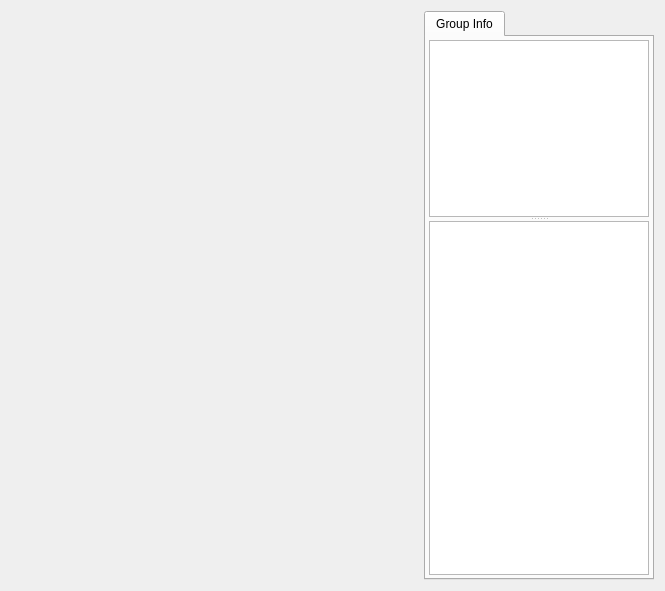
ihehui/messenger, file src/imclient/chatwindow/groupchatwindow.ui: the form before one commit.
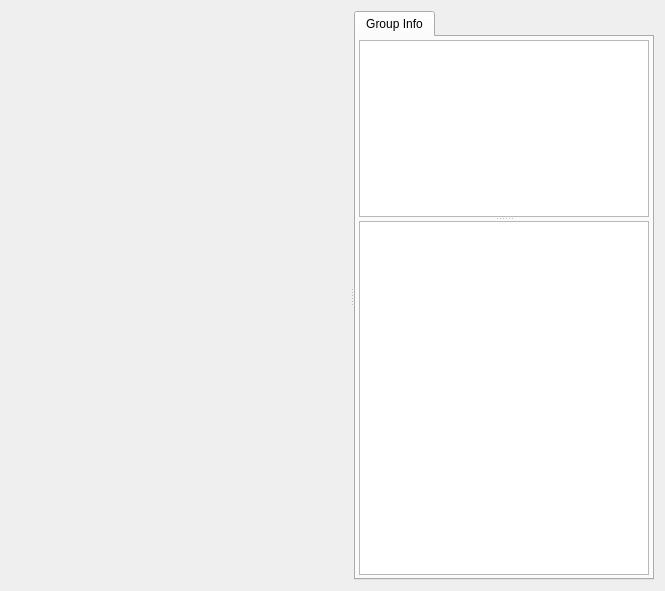
The form after the commit. Custom widgets are drawn as their Qt base class.

```diff
--- a/src/imclient/chatwindow/groupchatwindow.ui
+++ b/src/imclient/chatwindow/groupchatwindow.ui
@@ -19,8 +19,12 @@
   <property name="windowTitle">
    <string>GroupChatWindow</string>
   </property>
-  <layout class="QGridLayout" name="gridLayout">
-   <item row="0" column="0">
+  <layout class="QVBoxLayout" name="verticalLayout">
+   <item>
+    <widget class="QSplitter" name="splitter_2">
+     <property name="orientation">
+      <enum>Qt::Horizontal</enum>
+     </property>
     <widget class="ChatMessageWindow" name="chatMessageWindow" native="true">
      <property name="sizePolicy">
       <sizepolicy hsizetype="Expanding" vsizetype="Expanding">
@@ -29,8 +33,6 @@
       </sizepolicy>
      </property>
     </widget>
-   </item>
-   <item row="0" column="1">
     <widget class="QTabWidget" name="tabWidget">
      <property name="sizePolicy">
       <sizepolicy hsizetype="Preferred" vsizetype="Expanding">
@@ -109,6 +111,7 @@
         </widget>
        </item>
       </layout>
+      </widget>
      </widget>
     </widget>
    </item>
```
Lines whose indentation alone changed are shown as unchanged.
